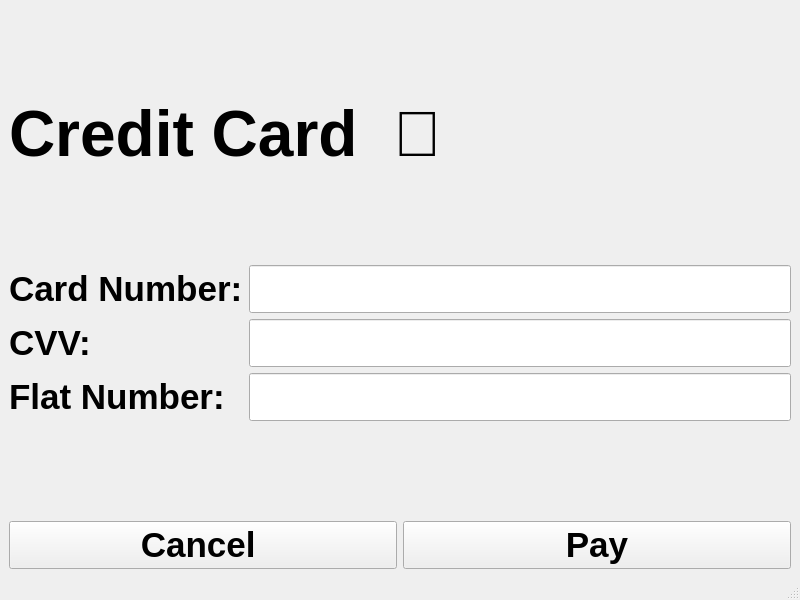
This is transaction_cc.ui in acmpesuecc/GrowPal as Qt 5 draws it before an edit. The edited form follows.
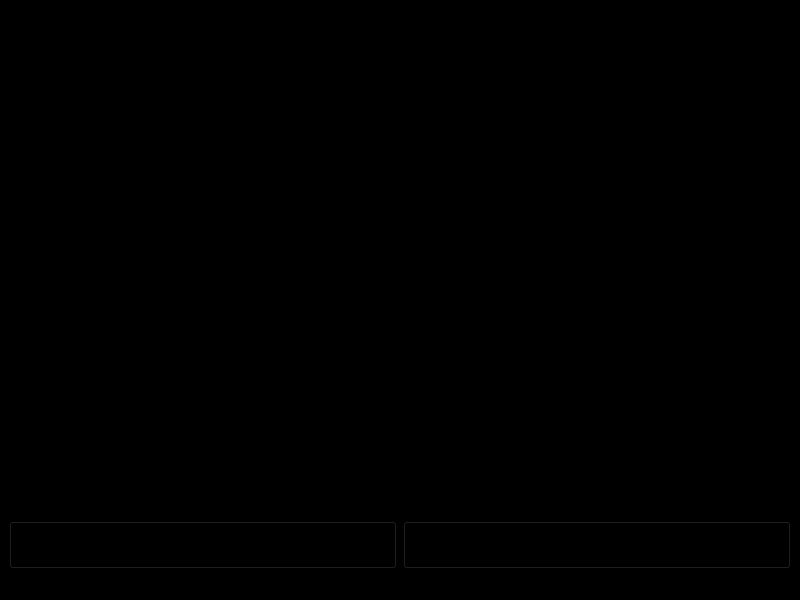
This is the edited form.

```diff
--- a/transaction_cc.ui
+++ b/transaction_cc.ui
@@ -13,6 +13,9 @@
   <property name="windowTitle">
    <string>MainWindow</string>
   </property>
+  <property name="styleSheet">
+   <string notr="true">background-color: black;</string>
+  </property>
   <widget class="QWidget" name="centralwidget">
    <layout class="QGridLayout" name="gridLayout">
     <item row="2" column="0">
```
